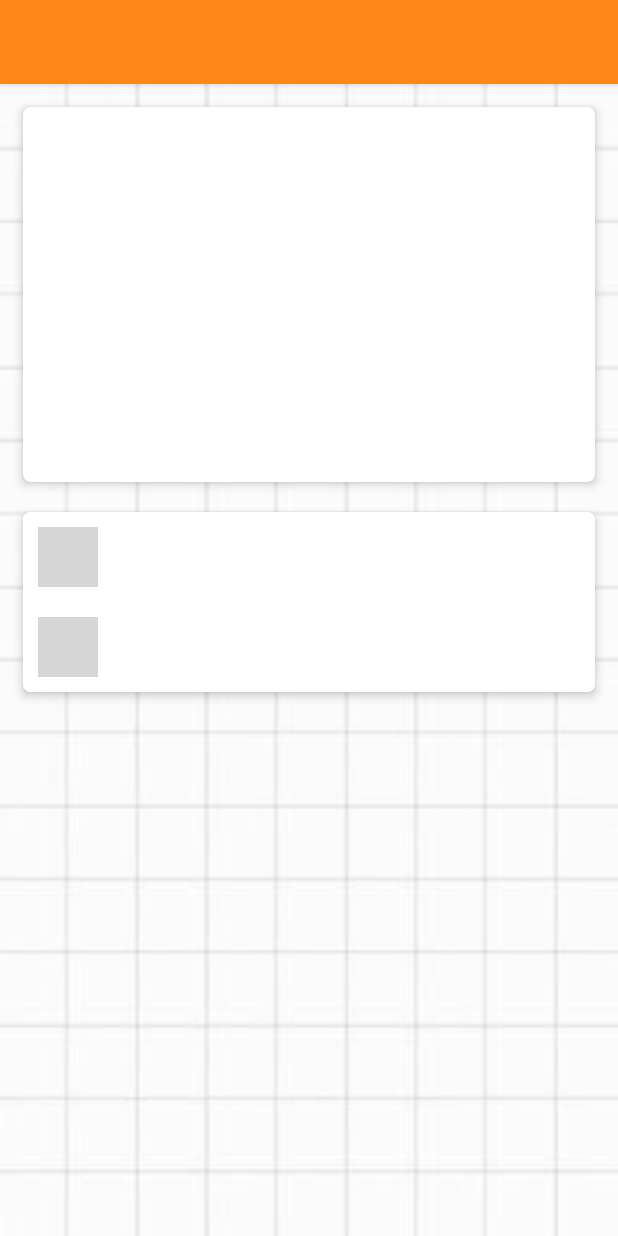
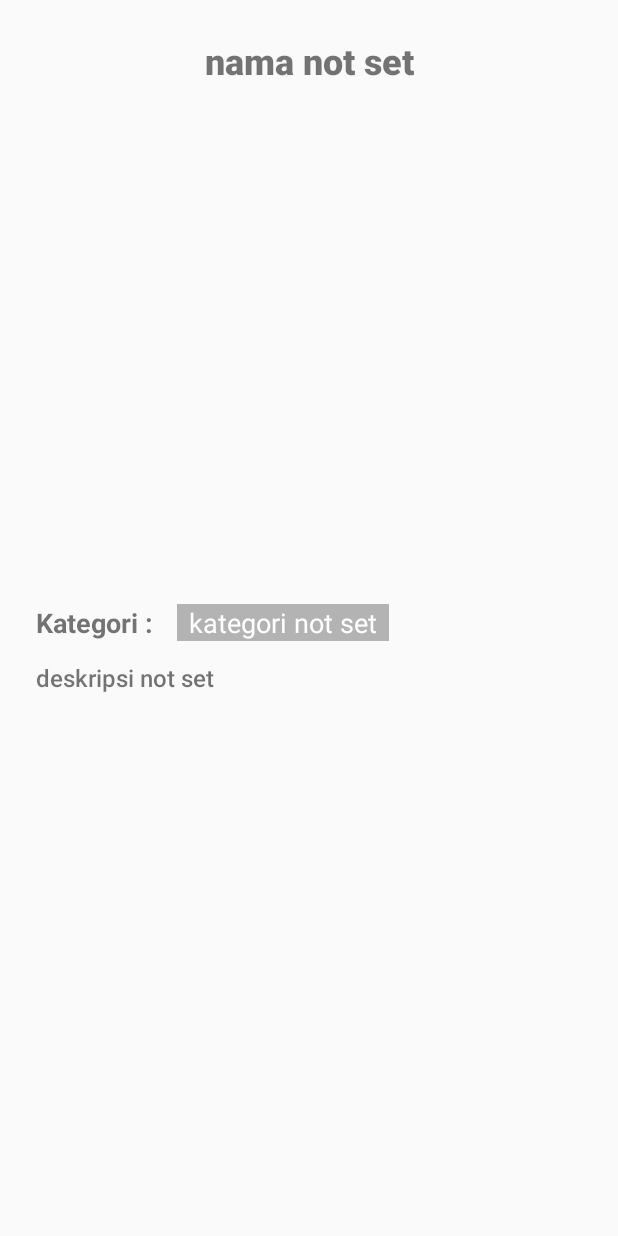
Before and after one commit to AnithiyaTw/CapstoneProject_PB, an Android app: the DetailWisata screen opened directly, with no data from a screen before it, on a phone screen of 412 x 824 dp. Run offline under Robolectric (Android 15) with nearby library versions, the phone set to English and light mode, and no system bars; grey boxes are pictures that could not be loaded.

Commit message:
Menampilkan data API daftar wisata ,membuat detail wisata , revisi detail tentang kota

```diff
--- a/app/src/main/java/com/example/capstoneproject_pb/DetailWisata.java
+++ b/app/src/main/java/com/example/capstoneproject_pb/DetailWisata.java
@@ -1,8 +1,12 @@
 package com.example.capstoneproject_pb;
+
 
 import androidx.appcompat.app.AppCompatActivity;
 
+import android.graphics.Bitmap;
 import android.os.Bundle;
+import android.widget.ImageView;
+import android.widget.TextView;
 
 public class DetailWisata extends AppCompatActivity {
 
@@ -10,9 +14,32 @@ public class DetailWisata extends AppCompatActivity {
     protected void onCreate(Bundle savedInstanceState) {
         super.onCreate(savedInstanceState);
         setContentView(R.layout.activity_detail_wisata);
-    }
 
-    private void getDetailWisata(){
+        TextView namaTxt = findViewById(R.id.textViewNama);
+        TextView kategoriTxt = findViewById(R.id.kategori_text);
+        TextView deskripsiTxt = findViewById(R.id.deskripsi);
+        ImageView gambarView = findViewById(R.id.imageView);
+
+
+        String nama = "nama not set";
+        String kategori = "kategori not set";
+        String deskripsi = "deskripsi not set";
+
+
+
+        Bundle extras = getIntent().getExtras();
+        if(extras !=null){
+            nama = extras.getString("nama");
+            kategori = extras.getString("kategori");
+            deskripsi = extras.getString("deskripsi");
+        }
+
+        namaTxt.setText(nama);
+        kategoriTxt.setText(kategori);
+        deskripsiTxt.setText(deskripsi);
+        gambarView.findViewById(R.id.imageView);
+
+
 
     }
 }
--- a/app/src/main/res/layout/activity_detail_tentang_kota.xml
+++ b/app/src/main/res/layout/activity_detail_tentang_kota.xml
@@ -5,8 +5,7 @@
     android:layout_width="match_parent"
     android:layout_height="match_parent"
     android:background="@drawable/backgrr"
-
-    tools:context=".detail_tentang_kota">
+    tools:context=".DetailTentangKota">
 
 
     <androidx.cardview.widget.CardView
--- a/app/src/main/res/layout/activity_detail_wisata.xml
+++ b/app/src/main/res/layout/activity_detail_wisata.xml
@@ -1,138 +1,79 @@
 <?xml version="1.0" encoding="utf-8"?>
-<androidx.coordinatorlayout.widget.CoordinatorLayout xmlns:android="http://schemas.android.com/apk/res/android"
+<androidx.constraintlayout.widget.ConstraintLayout xmlns:android="http://schemas.android.com/apk/res/android"
     xmlns:app="http://schemas.android.com/apk/res-auto"
     xmlns:tools="http://schemas.android.com/tools"
     android:layout_width="match_parent"
     android:layout_height="match_parent"
-    android:fitsSystemWindows="true">
+    tools:context=".DetailWisata">
 
-    <com.google.android.material.appbar.AppBarLayout
-        android:layout_width="match_parent"
+    <TextView
+        android:id="@+id/textViewNama"
+        android:layout_width="0dp"
         android:layout_height="wrap_content"
-        android:theme="@style/AppTheme.AppBarOverlay">
-
-        <androidx.appcompat.widget.Toolbar
-            android:id="@+id/tbDetailWisata"
-            android:layout_width="match_parent"
-            android:layout_height="?actionBarSize"
-            android:background="@color/logocolor1"
-            android:theme="@style/AppTheme.AppBarOverlay"
-            app:popupTheme="@style/AppTheme.PopupOverlay"
-            app:titleTextAppearance="@style/Toolbar.TitleText" />
-
-    </com.google.android.material.appbar.AppBarLayout>
-
-    <androidx.core.widget.NestedScrollView
-                android:background="@drawable/bckgr_white"
-                android:layout_width="match_parent"
-        android:layout_height="match_parent"
-        app:layout_behavior="@string/appbar_scrolling_view_behavior">
-
-        <LinearLayout
-            android:layout_width="match_parent"
-            android:layout_height="match_parent"
-            android:orientation="vertical"
-            android:padding="5dp">
-
-            <androidx.cardview.widget.CardView
-                android:layout_width="match_parent"
-                android:layout_height="250dp"
-                android:layout_margin="10dp"
-                app:cardCornerRadius="5dp"
-                app:cardElevation="4dp">
-
-                <LinearLayout
-                    android:layout_width="match_parent"
-                    android:layout_height="wrap_content">
+        android:layout_marginTop="24dp"
+        android:fontFamily="sans-serif-black"
+        android:text="TextView"
+        android:textAlignment="center"
+        android:textSize="24sp"
+        android:textStyle="bold"
+        app:layout_constraintEnd_toEndOf="parent"
+        app:layout_constraintStart_toStartOf="parent"
+        app:layout_constraintTop_toTopOf="parent" />
 
     <ImageView
-                        android:id="@+id/imgWisata"
-                        android:layout_width="match_parent"
-                        android:layout_height="250dp"
-                        android:scaleType="fitXY" />
+        android:id="@+id/imageView"
+        android:layout_width="380dp"
+        android:layout_height="310dp"
+        android:layout_marginTop="24dp"
+        android:scaleType="fitXY"
+        app:layout_constraintEnd_toEndOf="parent"
+        app:layout_constraintStart_toStartOf="parent"
+        app:layout_constraintTop_toBottomOf="@+id/textViewNama"
+        tools:srcCompat="@tools:sample/avatars" />
 
-                </LinearLayout>
-
-            </androidx.cardview.widget.CardView>
-
-            <androidx.cardview.widget.CardView
-                android:layout_width="match_parent"
-                android:layout_height="wrap_content"
-                android:layout_margin="10dp"
-                app:cardCornerRadius="5dp"
-                app:cardElevation="4dp">
-
-                <LinearLayout
-                    android:layout_width="match_parent"
-                    android:layout_height="wrap_content"
-                    android:background="@android:color/white"
-                    android:orientation="vertical">
-
-                    <LinearLayout
-                        android:layout_width="match_parent"
-                        android:layout_height="wrap_content"
-                        android:orientation="vertical">
-
-                        <RelativeLayout
+    <TextView
+        android:id="@+id/kategori_text1"
         android:layout_width="wrap_content"
         android:layout_height="wrap_content"
-                            android:layout_margin="10dp">
+        android:layout_marginStart="24dp"
+        android:layout_marginTop="12dp"
+        android:text="Kategori :"
+        android:textSize="18sp"
+        android:textStyle="bold"
+        app:layout_constraintStart_toStartOf="parent"
+        app:layout_constraintTop_toBottomOf="@+id/imageView" />
 
-                            <ImageView
-                                android:id="@+id/ivNamaWisata"
-                                android:layout_width="40dp"
-                                android:layout_height="40dp"
-                                android:layout_alignParentStart="true"
-                                android:background="@drawable/bg_circle_radius_primary"
-                                android:padding="10dp"
-                                android:src="@drawable/ic_dtl_wisata"
-                                app:tint="@android:color/white" />
 
     <TextView
-                                android:id="@+id/tvNamaWisata"
+        android:id="@+id/kategori_text"
         android:layout_width="wrap_content"
         android:layout_height="wrap_content"
-                                android:layout_centerInParent="true"
-                                android:layout_marginStart="20dp"
-                                android:layout_toEndOf="@+id/ivNamaWisata"
-                                android:textSize="14sp" />
-
-                        </RelativeLayout>
-
-                        <RelativeLayout
-                            android:layout_width="wrap_content"
-                            android:layout_height="wrap_content"
-                            android:layout_margin="10dp">
-
-                            <ImageView
-                                android:id="@+id/ivDescWisata"
-                                android:layout_width="40dp"
-                                android:layout_height="40dp"
-                                android:layout_alignParentStart="true"
-                                android:background="@drawable/bg_circle_radius_primary"
-                                android:padding="10dp"
-                                android:src="@drawable/ic_dtl_desc"
-                                app:tint="@android:color/white" />
+        android:layout_marginStart="16dp"
+        android:layout_marginTop="12dp"
+        android:background="@color/grey"
+        android:paddingLeft="8dp"
+        android:paddingRight="8dp"
+        android:text="TextView"
+        android:textColor="@android:color/white"
+        android:textSize="18sp"
+        app:layout_constraintStart_toEndOf="@+id/kategori_text1"
+        app:layout_constraintTop_toBottomOf="@+id/imageView"
+        tools:ignore="TextContrastCheck" />
 
     <TextView
-                                android:id="@+id/tvDescWisata"
-                                android:layout_width="wrap_content"
+        android:id="@+id/deskripsi"
+        android:layout_width="0dp"
         android:layout_height="wrap_content"
-                                android:layout_centerInParent="true"
-                                android:layout_marginStart="20dp"
-                                android:layout_toEndOf="@+id/ivDescWisata"
-                                android:textSize="14sp" />
+        android:layout_marginStart="24dp"
+        android:layout_marginTop="50dp"
+        android:layout_marginEnd="24dp"
+        android:fontFamily="sans-serif-medium"
+        android:text="DESKRIPSI"
+        android:textSize="16sp"
+        app:layout_constraintEnd_toEndOf="parent"
+        app:layout_constraintHorizontal_bias="0.0"
+        app:layout_constraintStart_toStartOf="parent"
+        app:layout_constraintTop_toBottomOf="@+id/imageView" />
 
-                        </RelativeLayout>
 
-                    </LinearLayout>
-
-                </LinearLayout>
-
-            </androidx.cardview.widget.CardView>
-
-        </LinearLayout>
-
-    </androidx.core.widget.NestedScrollView>
-
-</androidx.coordinatorlayout.widget.CoordinatorLayout>
+</androidx.constraintlayout.widget.ConstraintLayout>
--- a/app/src/main/res/layout/wisata_item.xml
+++ b/app/src/main/res/layout/wisata_item.xml
@@ -19,6 +19,7 @@
         android:layout_height="wrap_content"
         android:background="@color/white"
         android:padding="15dp"
+        android:outlineSpotShadowColor="@color/grey"
         app:layout_constraintEnd_toEndOf="parent"
         app:layout_constraintStart_toStartOf="parent"
         app:layout_constraintTop_toTopOf="parent">
@@ -81,7 +82,7 @@
             android:id="@+id/id_text"
             android:layout_width="wrap_content"
             android:layout_height="wrap_content"
-            android:layout_marginTop="16dp"
+            android:layout_marginTop="12dp"
             android:text="TextView"
             android:textAlignment="textStart"
             android:textSize="12sp"
```
Also changed, not shown: app/src/main/java/com/example/capstoneproject_pb/DaftarWisata.java (+34 -10 lines), app/src/main/java/com/example/capstoneproject_pb/MainActivity.java (+6 -6 lines), app/src/main/java/com/example/capstoneproject_pb/WisataAdapter.java (+18 -2 lines), app/src/main/res/drawable/search_bg.xml (added, +12 -0 lines), app/src/main/res/layout/activity_daftar_wisata.xml (+24 -30 lines). Lines whose indentation alone changed are shown as unchanged.
